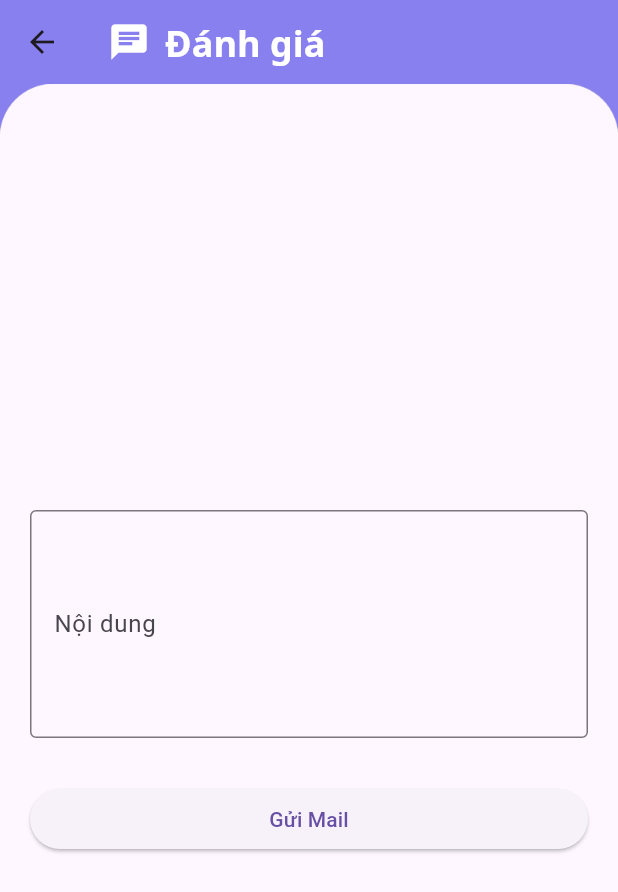
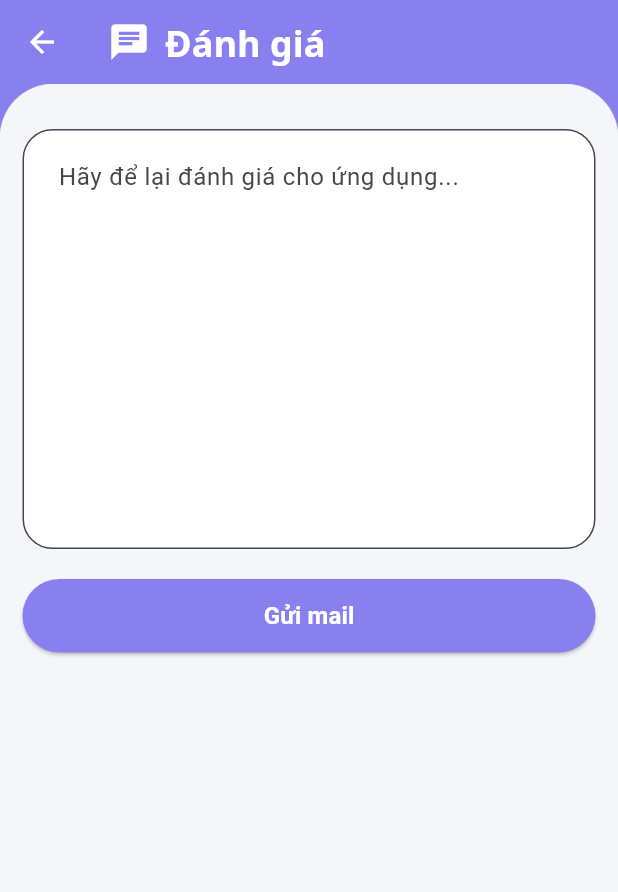
Before and after one commit to LearnJapaneseUET/AndroidFrontend, a Flutter app: the screen it shows once a user with an empty profile is signed in, item 5 of the bottom bar chosen, after a tap on "Đánh giá", on a phone screen of 412 x 824 dp. Shown: the top 892 px of the screen. Run offline on Flutter 3.47's test engine with Material 3 defaults, Android fonts, the phone set to English and light mode, and no system bars; our stand-ins replace audioplayers, camera, file_picker, firebase_auth, firebase_core, firebase_messaging and 12 more; missing offline and left inert: flutter_sound, mailer; accounts and stored records are empty; network calls fail; Roboto replaces fonts that are missing (Noto Sans).

Commit message:
fix: translation ui

```diff
--- a/lib/components/dictionary/nav_bar.dart
+++ b/lib/components/dictionary/nav_bar.dart
@@ -23,8 +23,8 @@ class _NavBarState extends State<NavBar> {
               onValueChanged: widget.onValueChanged,
             ),
           ),
-          const SizedBox(width: 5.0),
-          const Icon(Icons.mic, color: Colors.white),
+          // const SizedBox(width: 5.0),
+          // const Icon(Icons.mic, color: Colors.white),
         ],
       ),
     );
--- a/lib/components/dictionary/quick_search.dart
+++ b/lib/components/dictionary/quick_search.dart
@@ -29,8 +29,9 @@ class _QuickSearchScreenState extends State<QuickSearchScreen> {
             decoration: const InputDecoration(
               hintText: 'Tìm kiếm...',
               border: OutlineInputBorder(
-                borderRadius: BorderRadius.all(Radius.circular(30.0)),
-                borderSide: BorderSide(color: Color(0xFF8980F0)),
+                borderRadius: BorderRadius.all(Radius.circular(20.0)),
+                // borderSide: BorderSide(color: Color(0xFF8980F0)),
+                borderSide: BorderSide.none,
               ),
               contentPadding: EdgeInsets.symmetric(vertical: 5.0, horizontal: 15.0),
               prefixIcon: Icon(Icons.search, color: Color(0xFF8980F0)),
--- a/lib/pages/library/vocab_page.dart
+++ b/lib/pages/library/vocab_page.dart
@@ -160,11 +160,11 @@ class _VocabPageState extends State<VocabPage> {
             _fetchWordList();
           },
         ),
-        IconButton(
-          icon: const Icon(Icons.download_rounded, size: 24),
-          color: Colors.white,
-          onPressed: () => _exportToFile(),
-        ),
+        // IconButton(
+        //   icon: const Icon(Icons.download_rounded, size: 24),
+        //   color: Colors.white,
+        //   onPressed: () => _exportToFile(),
+        // ),
       ],
     );
   }
--- a/lib/pages/mail_page.dart
+++ b/lib/pages/mail_page.dart
@@ -31,6 +31,7 @@ class _SendMailState extends State<SendMail> {
       // Gửi email
       await send(message, smtpServer);
       showSnackbar('Đã gửi thành công');
+      _mailMessageController.clear();
     } catch (e) {
       // Xử lý lỗi khi gửi email
       showSnackbar('Lỗi khi gửi email: $e');
@@ -46,7 +47,9 @@ class _SendMailState extends State<SendMail> {
     print(dotenv.env['GMAIL_EMAIL']);
     print(dotenv.env['GMAIL_PASSWORD']);
     return Scaffold(
+      backgroundColor: const Color(0xFFF5F6FA),
       appBar: AppBar(
+        leading: const BackButton(color: Colors.white),
         elevation: 0,
         backgroundColor: const Color(0xFF8980F0),
         title: const Row(
@@ -65,8 +68,7 @@ class _SendMailState extends State<SendMail> {
           ],
         ),
       ),
-      body: Expanded(
-        child: Container(
+      body: Container(
         decoration: const BoxDecoration(
           image: DecorationImage(
             image: AssetImage('assets/images/appbar.png'),
@@ -75,39 +77,56 @@ class _SendMailState extends State<SendMail> {
           ),
         ),
         child: Padding(
-            padding: const EdgeInsets.all(20.0),
+          padding: const EdgeInsets.symmetric(horizontal: 15),
           child: Column(
-              mainAxisAlignment: MainAxisAlignment.center,
+            mainAxisAlignment: MainAxisAlignment.start,
             crossAxisAlignment: CrossAxisAlignment.center,
             children: [
               const SizedBox(height: 30),
               // Form nhập nội dung email
+
               TextFormField(
-                  maxLines: 5,
+                maxLines: 10,
                 controller: _mailMessageController,
-                  decoration: const InputDecoration(
-                    labelText: 'Nội dung',
+                decoration: InputDecoration(
+                  hintText: "Hãy để lại đánh giá cho ứng dụng...",
+                  filled: true,
+                  fillColor: Colors.white,
                   border: OutlineInputBorder(
-                      borderSide: BorderSide(),
+                    // borderSide: BorderSide.none,
+                    borderRadius: BorderRadius.circular(20),
+                  ),
+                  contentPadding: const EdgeInsets.symmetric(
+                      vertical: 20, horizontal: 20),
                 ),
               ),
-                ),
-                const SizedBox(height: 30),
+              const SizedBox(height: 20),
               // Nút gửi email
               SizedBox(
                 width: double.infinity,
                 child: ElevatedButton(
+                  style: ElevatedButton.styleFrom(
+                    backgroundColor: const Color(0xFF8980F0),
+                    shape: RoundedRectangleBorder(
+                      borderRadius: BorderRadius.circular(100),
+                    ),
+                    padding: const EdgeInsets.symmetric(vertical: 13),
+                  ),
                   onPressed: () {
                     // Gửi email khi nhấn nút
                     sendMail(
                       mailMessage: _mailMessageController.text.toString(),
                     );
                   },
-                    child: const Text('Gửi Mail'),
+                  child: const Text('Gửi mail',
+                      style: TextStyle(
+                        color: Colors.white,
+                        fontSize: 16,
+                        fontWeight: FontWeight.bold,
+                      )),
                 ),
               ),
             ],
-            ),
           ),
         ),
       ),
--- a/lib/pages/profile_page.dart
+++ b/lib/pages/profile_page.dart
@@ -41,7 +41,6 @@ class _ProfilePageState extends State<ProfilePage> {
   Widget build(BuildContext context) {
     return Scaffold(
       backgroundColor: const Color(0xFFF5F6FA),
-
       appBar: AppBar(
         backgroundColor: const Color(0xFF8980F0),
         title: const Row(
@@ -60,18 +59,16 @@ class _ProfilePageState extends State<ProfilePage> {
           ],
         ),
       ),
-      body:
-        Column(
+      body: Column(
         children: [
           Container(
             color: const Color(0xFF8980F0),
             child: Column(
-                crossAxisAlignment: CrossAxisAlignment.stretch,
+              crossAxisAlignment: CrossAxisAlignment.center,
               children: [
                 const CircleAvatar(
                     radius: 40,
-                    backgroundImage: AssetImage('assets/images/ava_cat.jpg')
-                  ),
+                    backgroundImage: AssetImage('assets/images/ava_cat.jpg')),
                 const SizedBox(height: 10),
                 Center(
                   child: Text(
@@ -105,31 +102,43 @@ class _ProfilePageState extends State<ProfilePage> {
                         signUserOut(); // Added parentheses to call the method
                       },
                       style: ElevatedButton.styleFrom(
-                        backgroundColor: const Color(0xFF8980F0),
+                        backgroundColor: Colors.white70,
+                        shape: RoundedRectangleBorder(
+                          borderRadius: BorderRadius.circular(100),
                         ),
-                      child: const Text('Đăng xuất', style: TextStyle(color: Colors.white)),
+                        padding: const EdgeInsets.symmetric(vertical: 13),
                       ),
+                      child: const Text('Đăng xuất',
+                          style: TextStyle(
+                            color: Colors.black,
+                            fontSize: 16,
+                            fontWeight: FontWeight.bold,
+                          )),
+                    ),
+                    const SizedBox(height: 10),
                     ElevatedButton(
                       onPressed: () {
                         Navigator.push(
                           context,
-                          MaterialPageRoute(builder: (context) => const SendMail()),
+                          MaterialPageRoute(
+                              builder: (context) => const SendMail()),
                         );
                       },
                       style: ElevatedButton.styleFrom(
-                        // backgroundColor: Colors.white, // Màu nền nút
+                        backgroundColor: const Color(0xFF8980F0),
                         shape: RoundedRectangleBorder(
-                          side: const BorderSide(
-                            color: Color.fromRGBO(0, 0, 0, 1), // Màu viền
-                            width: 2, // Độ dày viền
+                          borderRadius: BorderRadius.circular(100),
                         ),
-                          borderRadius: BorderRadius.circular(30), // Độ bo góc
+                        padding: const EdgeInsets.symmetric(vertical: 13),
                       ),
+                      child: const Text('Đánh giá',
+                          style: TextStyle(
+                            color: Colors.white,
+                            fontSize: 16,
+                            fontWeight: FontWeight.bold,
+                          )),
                     ),
-                      child: const Text('Đánh giá'),
-                    ),
-                  ]
-                ),
+                  ]),
             ),
           ),
         ],
--- a/lib/pages/translation_page.dart
+++ b/lib/pages/translation_page.dart
@@ -209,6 +209,7 @@ class TranslationPageState extends State<TranslationPage> {
             alignment: Alignment.topCenter, // Align the image to the top
           ),
         ),
+        child: SingleChildScrollView(
           child: Padding(
             padding: const EdgeInsets.all(16.0),
             child: Column(
@@ -293,9 +294,11 @@ class TranslationPageState extends State<TranslationPage> {
                     ),
                   ),
                 ),
+
                 const SizedBox(width: 10, height: 16),
                 if (_translationResult != null)
                   Container(
+
                     decoration: BoxDecoration(
                       color: Colors.white, // Màu nền trắng
                       borderRadius: BorderRadius.circular(12), // Bo góc
@@ -323,20 +326,32 @@ class TranslationPageState extends State<TranslationPage> {
                         ),
                         const SizedBox(
                             height: 8),
-                      Text(
 
-                        '$_translationResult',
+                        Container(
+                          height: 200,
+                          child: ListView.builder(
+                            itemBuilder: (context, index) {
+                              return Padding(
+                                padding: const EdgeInsets.symmetric(
+                                    vertical: 0.0), // Khoảng cách giữa các mục
+                                child: Text(
+
+                                  _translationResult!,
                                   style: const TextStyle(
                                       fontSize: 16),
                                 ),
+                              );
+                            },
+                          ),
+                        ),
+
                       ],
                     ),
                   ),
                 const SizedBox(
                     width: 10,
                     height: 10),
-              Expanded(
-                child: Container(
+                Container(
                   decoration: BoxDecoration(
                     color: Colors.white, // Màu nền trắng
                     borderRadius: BorderRadius.circular(12), // Bo góc
@@ -364,7 +379,8 @@ class TranslationPageState extends State<TranslationPage> {
                       ),
                       const SizedBox(
                           height: 8), // Khoảng cách giữa tiêu đề và danh sách
-                      Expanded(
+                      Container(
+                        height: 340,
                         child: ListView.builder(
                           itemCount: _history.length,
                           itemBuilder: (context, index) {
@@ -397,8 +413,8 @@ class TranslationPageState extends State<TranslationPage> {
                     ],
                   ),
                 ),
+              ],
             ),
-            ],
           ),
         ),
       ),
```
Lines whose indentation alone changed are shown as unchanged.
